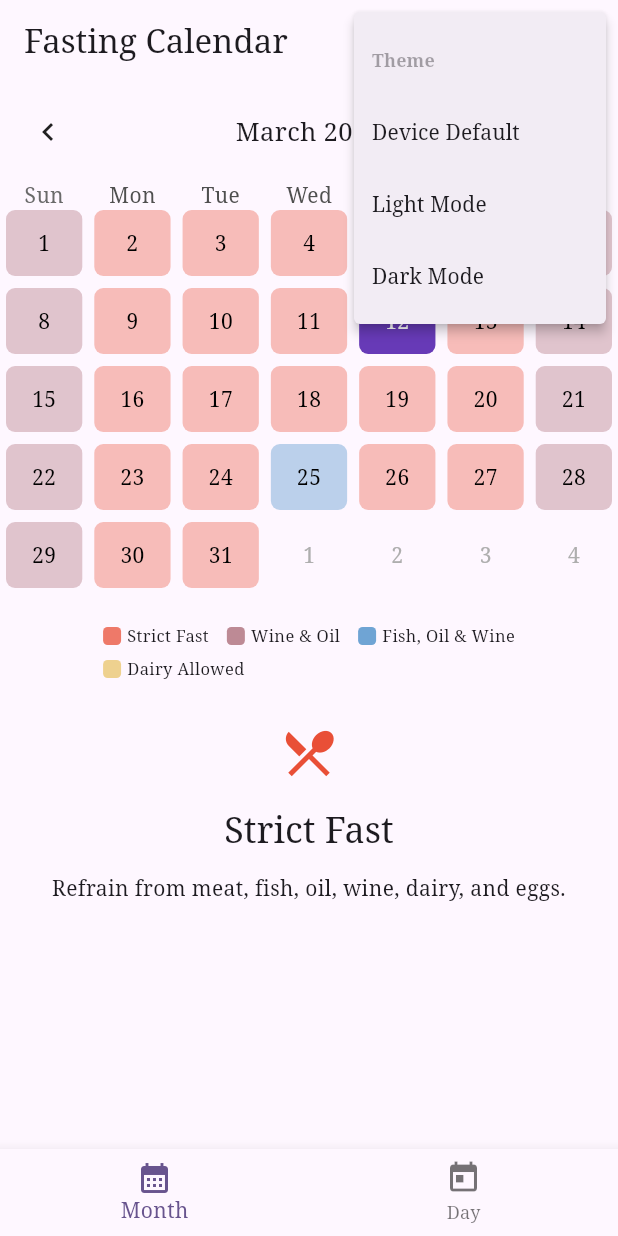
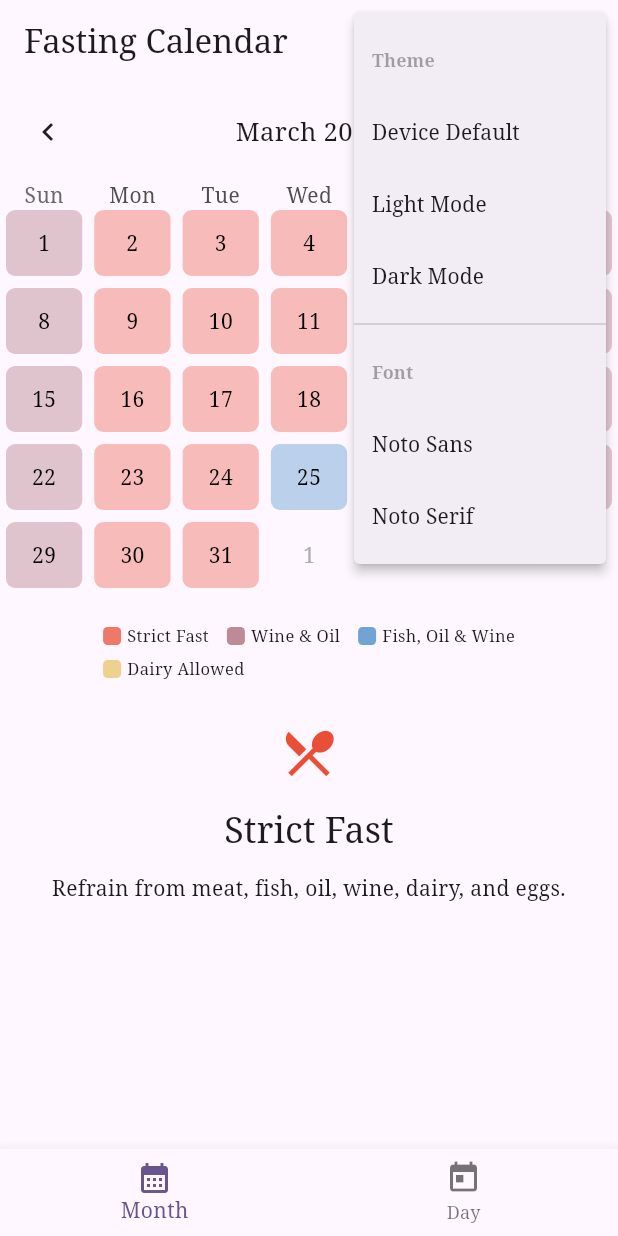
Before and after one commit to d3metrious/OrthodoxFastingCalender, a Flutter app: the screen it shows after launch, after a tap on the "settings" icon, on a phone screen of 412 x 824 dp. Run offline on Flutter 3.47's test engine with Material 3 defaults, Android fonts, the phone set to English and light mode, and no system bars; drawn by our look-alikes of table_calendar; our stand-ins replace google_fonts, shared_preferences.

Commit message:
Switch fonts in settings menu

```diff
--- a/lib/pages/calendar_page.dart
+++ b/lib/pages/calendar_page.dart
@@ -1,3 +1,4 @@
+import 'package:fastingcalender/models/app_font.dart';
 import 'package:fastingcalender/models/fast_type.dart';
 import 'package:fastingcalender/services/fasting_service.dart';
 import 'package:fastingcalender/services/theme_service.dart';
@@ -74,6 +75,10 @@ class _CalendarPageState extends State<CalendarPage> {
                   themeService.setThemeMode(ThemeMode.light);
                 case 'theme_dark':
                   themeService.setThemeMode(ThemeMode.dark);
+                case 'font_sans':
+                  themeService.setFont(AppFont.sans);
+                case 'font_serif':
+                  themeService.setFont(AppFont.serif);
               }
             },
             itemBuilder: (context) => [
@@ -84,6 +89,13 @@ class _CalendarPageState extends State<CalendarPage> {
               const PopupMenuItem(value: 'theme_system', child: Text('Device Default')),
               const PopupMenuItem(value: 'theme_light', child: Text('Light Mode')),
               const PopupMenuItem(value: 'theme_dark', child: Text('Dark Mode')),
+              const PopupMenuDivider(),
+              const PopupMenuItem(
+                enabled: false,
+                child: Text('Font', style: TextStyle(fontWeight: FontWeight.bold, fontSize: 12)),
+              ),
+              const PopupMenuItem(value: 'font_sans', child: Text('Noto Sans')),
+              const PopupMenuItem(value: 'font_serif', child: Text('Noto Serif')),
             ],
           ),
         ],
```
